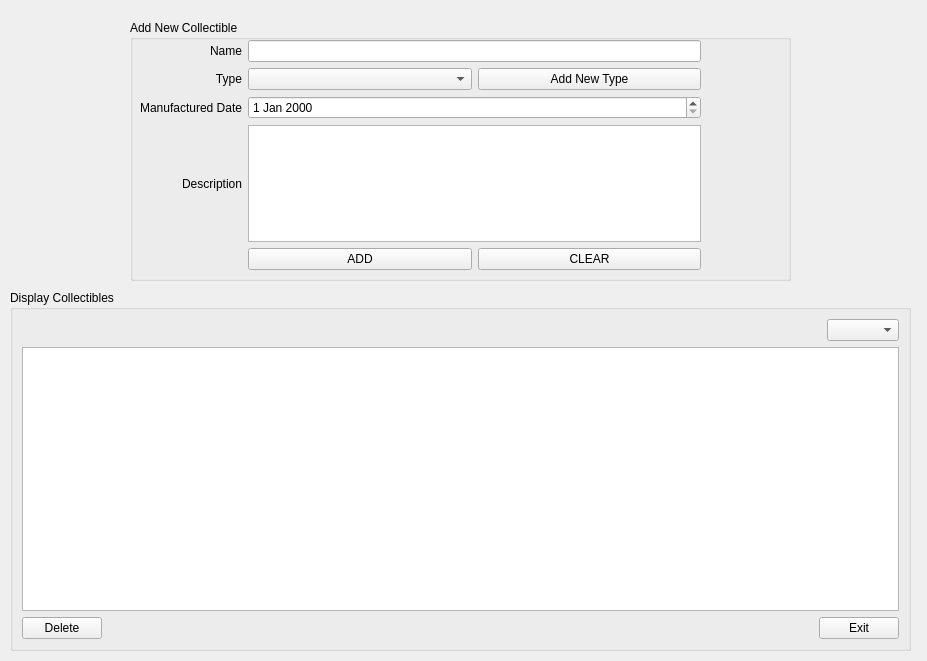
Above: mainwindow.ui from bluedust27/vintage-tech before the change. Below: the same form after it.
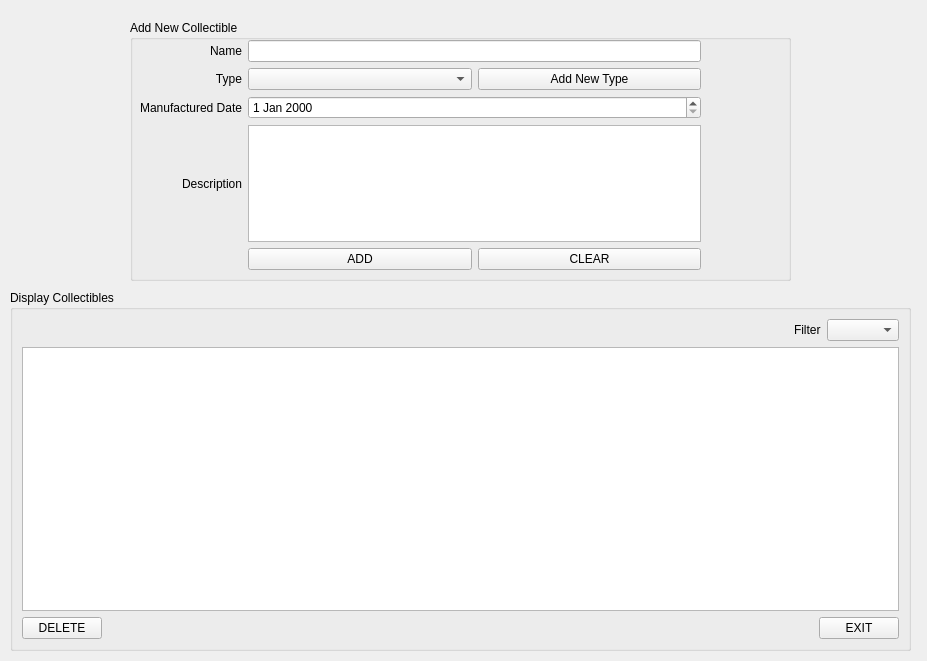
That is the form after the change.

Commit message: adding a label filter.

```diff
--- a/mainwindow.ui
+++ b/mainwindow.ui
@@ -45,6 +45,13 @@
          </property>
         </spacer>
        </item>
+       <item>
+        <widget class="QLabel" name="label">
+         <property name="text">
+          <string>Filter</string>
+         </property>
+        </widget>
+       </item>
        <item>
         <widget class="QComboBox" name="cmb_typedisplay">
          <property name="sizeAdjustPolicy">
@@ -86,7 +93,7 @@
        <item>
         <widget class="QPushButton" name="btn_delete">
          <property name="text">
-          <string>Delete</string>
+          <string>DELETE</string>
          </property>
         </widget>
        </item>
@@ -106,7 +113,7 @@
        <item>
         <widget class="QPushButton" name="btn_exit">
          <property name="text">
-          <string>Exit</string>
+          <string>EXIT</string>
          </property>
         </widget>
        </item>
```
The commit also changes 1 other file.
